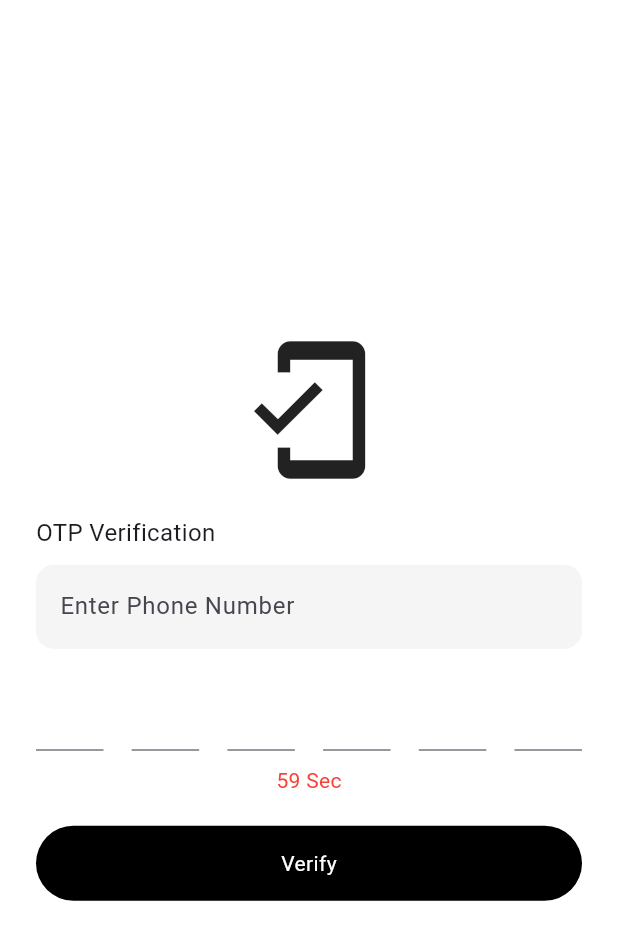
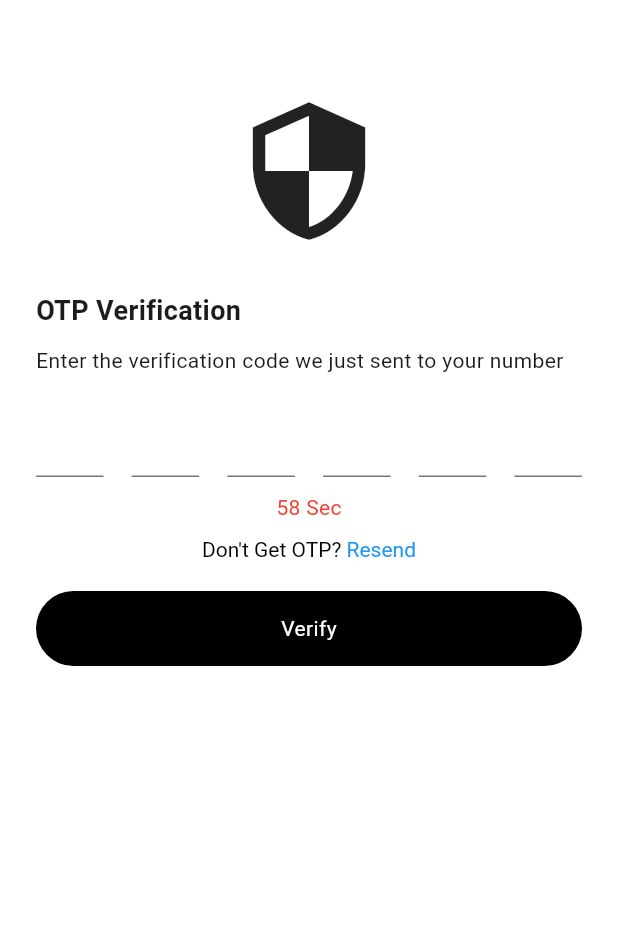
Before and after one commit to sufiyan454/totalx_project, a Flutter app: the screen it shows after launch, after a tap on "Get OTP", on a phone screen of 412 x 824 dp. Shown: the top 940 px of the screen. Run offline on Flutter 3.47's test engine with Material 3 defaults, Android fonts, the phone set to English and light mode, and no system bars; our stand-ins replace image_picker.

Commit message:
Update login screen to navigate to OTP verification screen

```diff
--- a/lib/screens/login_screen.dart
+++ b/lib/screens/login_screen.dart
@@ -1,7 +1,7 @@
 import 'package:flutter/material.dart';
 import 'package:provider/provider.dart';
 import '../providers/auth_provider.dart';
-import 'home_screen.dart';
+import 'otp_screen.dart';
 
 class LoginScreen extends StatefulWidget {
   const LoginScreen({super.key});
@@ -12,12 +12,6 @@ class LoginScreen extends StatefulWidget {
 
 class _LoginScreenState extends State<LoginScreen> {
   final phone = TextEditingController();
-  bool sent = false;
-
-  List<TextEditingController> otp =
-      List.generate(6, (_) => TextEditingController());
-
-  String getOtp() => otp.map((e) => e.text).join();
 
   @override
   Widget build(BuildContext context) {
@@ -31,22 +25,25 @@ class _LoginScreenState extends State<LoginScreen> {
           mainAxisAlignment: MainAxisAlignment.center,
           children: [
 
+            // 🖼️ IMAGE (replace with asset if needed)
             const Icon(Icons.mobile_friendly, size: 100),
 
-            const SizedBox(height: 20),
+            const SizedBox(height: 30),
 
-            Align(
+            const Align(
               alignment: Alignment.centerLeft,
               child: Text(
-                sent ? "OTP Verification" : "Enter Phone Number",
-                style: const TextStyle(fontSize: 16),
+                "Enter Phone Number",
+                style: TextStyle(fontSize: 16),
               ),
             ),
 
             const SizedBox(height: 10),
 
+            // 📱 PHONE INPUT
             TextField(
               controller: phone,
+              keyboardType: TextInputType.phone,
               decoration: InputDecoration(
                 hintText: "Enter Phone Number",
                 filled: true,
@@ -58,46 +55,30 @@ class _LoginScreenState extends State<LoginScreen> {
               ),
             ),
 
-            const SizedBox(height: 20),
-
-            if (sent)
-              Row(
-                mainAxisAlignment: MainAxisAlignment.spaceBetween,
-                children: List.generate(6, (i) {
-                  return SizedBox(
-                    width: 45,
-                    child: TextField(
-                      controller: otp[i],
-                      textAlign: TextAlign.center,
-                      maxLength: 1,
-                      decoration: const InputDecoration(counterText: ""),
-                    ),
-                  );
-                }),
-              ),
-
             const SizedBox(height: 10),
 
-            if (sent)
-              const Text("59 Sec", style: TextStyle(color: Colors.red)),
+            const Align(
+              alignment: Alignment.centerLeft,
+              child: Text(
+                "By Continuing, I agree to Terms & Conditions",
+                style: TextStyle(fontSize: 12, color: Colors.grey),
+              ),
+            ),
 
-            const SizedBox(height: 20),
+            const SizedBox(height: 30),
 
+            // 🔘 GET OTP BUTTON
             GestureDetector(
               onTap: () async {
-                if (!sent) {
-                  await auth.sendOtp(phone.text);
-                  setState(() => sent = true);
-                } else {
-                  await auth.verifyOtp(phone.text, getOtp());
+                await auth.sendOtp(phone.text);
 
-                  if (auth.isLoggedIn) {
-                    Navigator.pushReplacement(
-                      context,
-                      MaterialPageRoute(builder: (_) => const HomeScreen()),
-                    );
-                  }
-                }
+                // 👉 GO TO OTP SCREEN
+                Navigator.push(
+                  context,
+                  MaterialPageRoute(
+                    builder: (_) => OtpScreen(phone: phone.text),
+                  ),
+                );
               },
               child: Container(
                 height: 50,
@@ -106,14 +87,14 @@ class _LoginScreenState extends State<LoginScreen> {
                   color: Colors.black,
                   borderRadius: BorderRadius.circular(25),
                 ),
-                child: Center(
+                child: const Center(
                   child: Text(
-                    sent ? "Verify" : "Get OTP",
-                    style: const TextStyle(color: Colors.white),
+                    "Get OTP",
+                    style: TextStyle(color: Colors.white),
                   ),
                 ),
               ),
-            )
+            ),
           ],
         ),
       ),
--- a/lib/screens/otp_screen.dart
+++ b/lib/screens/otp_screen.dart
@@ -0,0 +1,154 @@
+import 'dart:async';
+import 'package:flutter/material.dart';
+import 'package:provider/provider.dart';
+import '../providers/auth_provider.dart';
+import 'home_screen.dart';
+
+class OtpScreen extends StatefulWidget {
+  final String phone;
+
+  const OtpScreen({super.key, required this.phone});
+
+  @override
+  State<OtpScreen> createState() => _OtpScreenState();
+}
+
+class _OtpScreenState extends State<OtpScreen> {
+  List<TextEditingController> otp =
+      List.generate(6, (_) => TextEditingController());
+
+  int seconds = 59;
+  Timer? timer;
+
+  @override
+  void initState() {
+    super.initState();
+    startTimer();
+  }
+
+  void startTimer() {
+    timer = Timer.periodic(const Duration(seconds: 1), (t) {
+      if (seconds == 0) {
+        t.cancel();
+      } else {
+        setState(() => seconds--);
+      }
+    });
+  }
+
+  String getOtp() => otp.map((e) => e.text).join();
+
+  @override
+  Widget build(BuildContext context) {
+    final auth = Provider.of<AuthProvider>(context, listen: false);
+
+    return Scaffold(
+      backgroundColor: Colors.white,
+      body: Padding(
+        padding: const EdgeInsets.all(24),
+        child: Column(
+          crossAxisAlignment: CrossAxisAlignment.start,
+          children: [
+
+            const SizedBox(height: 40),
+
+            const Center(
+              child: Icon(Icons.security, size: 100),
+            ),
+
+            const SizedBox(height: 30),
+
+            const Text(
+              "OTP Verification",
+              style: TextStyle(fontSize: 18, fontWeight: FontWeight.bold),
+            ),
+
+            const SizedBox(height: 10),
+
+            Text(
+              "Enter the verification code we just sent to your number ${widget.phone}",
+            ),
+
+            const SizedBox(height: 20),
+
+            // 🔢 OTP BOXES
+            Row(
+              mainAxisAlignment: MainAxisAlignment.spaceBetween,
+              children: List.generate(6, (i) {
+                return SizedBox(
+                  width: 45,
+                  child: TextField(
+                    controller: otp[i],
+                    textAlign: TextAlign.center,
+                    keyboardType: TextInputType.number,
+                    maxLength: 1,
+                    decoration: const InputDecoration(counterText: ""),
+                    onChanged: (v) {
+                      if (v.isNotEmpty && i < 5) {
+                        FocusScope.of(context).nextFocus();
+                      }
+                    },
+                  ),
+                );
+              }),
+            ),
+
+            const SizedBox(height: 10),
+
+            Center(
+              child: Text(
+                "$seconds Sec",
+                style: const TextStyle(color: Colors.red),
+              ),
+            ),
+
+            const SizedBox(height: 10),
+
+            Center(
+              child: RichText(
+                text: const TextSpan(
+                  text: "Don't Get OTP? ",
+                  style: TextStyle(color: Colors.black),
+                  children: [
+                    TextSpan(
+                      text: "Resend",
+                      style: TextStyle(color: Colors.blue),
+                    ),
+                  ],
+                ),
+              ),
+            ),
+
+            const SizedBox(height: 20),
+
+            // 🔘 VERIFY BUTTON
+            GestureDetector(
+              onTap: () async {
+                await auth.verifyOtp(widget.phone, getOtp());
+
+                if (auth.isLoggedIn) {
+                  Navigator.pushReplacement(
+                    context,
+                    MaterialPageRoute(builder: (_) => const HomeScreen()),
+                  );
+                }
+              },
+              child: Container(
+                height: 50,
+                width: double.infinity,
+                decoration: BoxDecoration(
+                  color: Colors.black,
+                  borderRadius: BorderRadius.circular(25),
+                ),
+                child: const Center(
+                  child: Text("Verify",
+                      style: TextStyle(color: Colors.white)),
+                ),
+              ),
+            ),
+          ],
+        ),
+      ),
+    );
+  }
+}
```
